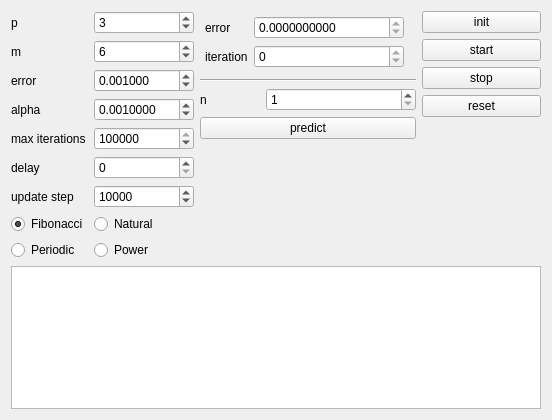
Above: lab2/lab2/mainwindow.ui from asvitenkov/MRZ-Part-2 before the change. Below: the same form after it.
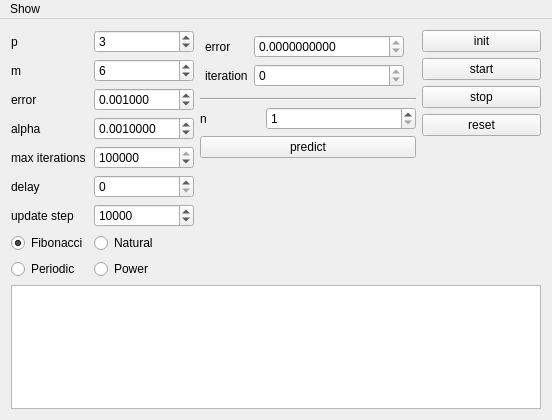
That is the form after the change.

Commit message: show matrixes

```diff
--- a/lab2/lab2/mainwindow.ui
+++ b/lab2/lab2/mainwindow.ui
@@ -273,6 +273,9 @@
               <property name="decimals">
                <number>10</number>
               </property>
+              <property name="maximum">
+               <double>999999.000000000000000</double>
+              </property>
              </widget>
             </item>
             <item row="1" column="0">
@@ -435,6 +438,15 @@
      <height>25</height>
     </rect>
    </property>
+   <widget class="QMenu" name="menuShow">
+    <property name="title">
+     <string>Show</string>
+    </property>
+    <addaction name="actionFirstLayerMatrix"/>
+    <addaction name="actionSecondLayerMatrix"/>
+    <addaction name="actionContextMatrix"/>
+   </widget>
+   <addaction name="menuShow"/>
   </widget>
  </widget>
  <layoutdefault spacing="6" margin="11"/>
```
Left out of the diff: 24 changed lines with no effect on the pictures. The commit also changes 6 other files.
